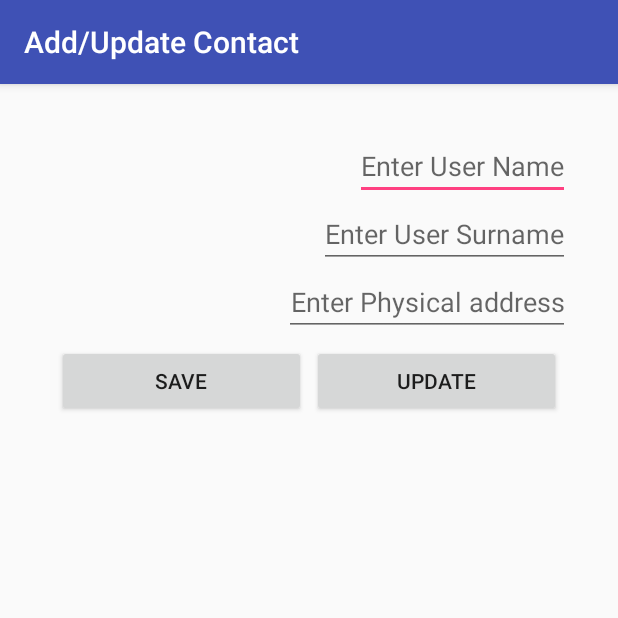
After one commit to datawizzards-za/djangoDroid, an Android app: the AddUser screen opened directly, with no data from a screen before it, on a phone screen of 412 x 824 dp, the top half of it. The commit adds this screen. Run offline under Robolectric (Android 15) with nearby library versions, the light colour scheme and no system bars.

Commit message:
latest push

```diff
--- /dev/null
+++ b/MyApplication/app/src/main/res/layout/add_user.xml
@@ -0,0 +1,60 @@
+<?xml version="1.0" encoding="utf-8"?>
+<LinearLayout xmlns:android="http://schemas.android.com/apk/res/android"
+    xmlns:tools="http://schemas.android.com/tools"
+    android:layout_width="match_parent"
+    android:layout_height="match_parent"
+    android:layout_margin="32dp"
+    android:orientation="vertical"
+    tools:context="com.example.docto.myapplication.AddUser">
+
+    <EditText
+        android:layout_width="wrap_content"
+        android:layout_height="wrap_content"
+        android:layout_gravity="end"
+        android:gravity="center"
+        android:id="@+id/etName"
+        android:hint="Enter User Name" />
+
+    <EditText
+        android:layout_width="wrap_content"
+        android:layout_height="wrap_content"
+        android:gravity="center"
+        android:layout_gravity="end"
+        android:id="@+id/etSurname"
+        android:hint="Enter User Surname" />
+
+    <EditText
+        android:layout_width="wrap_content"
+        android:layout_height="wrap_content"
+        android:gravity="center"
+        android:layout_gravity="end"
+        android:id="@+id/etAddress"
+        android:hint="Enter Physical address" />
+
+    <LinearLayout
+        android:layout_width="match_parent"
+        android:layout_height="wrap_content"
+        android:layout_margin="4dp"
+        android:weightSum="1">
+
+        <Button
+            android:layout_width="match_parent"
+            android:layout_height="wrap_content"
+            android:id="@+id/btnSaveContact"
+            android:layout_margin="2dp"
+            android:layout_weight="0.5"
+            android:text="Save" />
+
+        <Button
+            android:layout_width="match_parent"
+            android:layout_height="wrap_content"
+            android:layout_margin="2dp"
+            android:layout_weight="0.5"
+            android:id="@+id/btnUpdateContact"
+            android:text="Update" />
+    </LinearLayout>
+    <TextView
+        android:layout_width="wrap_content"
+        android:layout_height="wrap_content"
+        android:id="@+id/display"/>
+</LinearLayout>
--- a/MyApplication/app/src/main/res/values/strings.xml
+++ b/MyApplication/app/src/main/res/values/strings.xml
@@ -1,3 +1,4 @@
 <resources>
-    <string name="app_name">My Application</string>
+    <string name="app_name">My Contacts</string>
+    <string name="add_contact">Add/Update Contact</string>
 </resources>
```
Also changed, not shown: MyApplication/app/src/main/AndroidManifest.xml (+9 -4 lines), MyApplication/app/src/main/java/com/example/docto/myapplication/AddUser.java (added, +219 -0 lines), MyApplication/app/src/main/java/com/example/docto/myapplication/MainActivity.java (+42 -25 lines), MyApplication/app/src/main/java/com/example/docto/myapplication/UserAdapter.java (added, +59 -0 lines), MyApplication/app/src/main/res/layout/activity_main.xml (+27 -14 lines), MyApplication/app/src/main/res/layout/users_view.xml (added, +34 -0 lines), 3 other files.
